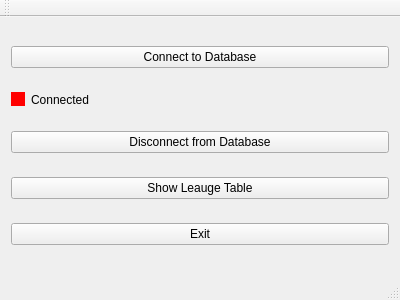
Above: mainwindow.ui from palucki/leauge-explorer before the change. Below: the same form after it.
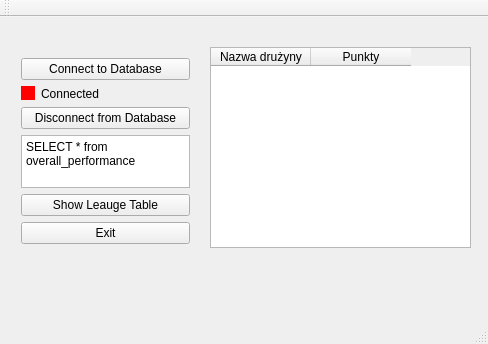
That is the form after the change.

Commit message: Results are now visible in table, refactored

Patch:
```diff
--- a/mainwindow.ui
+++ b/mainwindow.ui
@@ -6,14 +6,23 @@
    <rect>
     <x>0</x>
     <y>0</y>
-    <width>400</width>
-    <height>300</height>
+    <width>488</width>
+    <height>344</height>
    </rect>
   </property>
   <property name="windowTitle">
    <string>MainWindow</string>
   </property>
   <widget class="QWidget" name="centralWidget">
+   <widget class="QWidget" name="verticalLayoutWidget">
+    <property name="geometry">
+     <rect>
+      <x>10</x>
+      <y>30</y>
+      <width>191</width>
+      <height>208</height>
+     </rect>
+    </property>
    <layout class="QVBoxLayout" name="verticalLayout">
     <item>
      <widget class="QPushButton" name="connectButton">
@@ -59,6 +68,13 @@
       </property>
      </widget>
     </item>
+     <item>
+      <widget class="QPlainTextEdit" name="queryEditor">
+       <property name="plainText">
+        <string>SELECT * from overall_performance</string>
+       </property>
+      </widget>
+     </item>
     <item>
      <widget class="QPushButton" name="showLeaugeTableButton">
       <property name="text">
@@ -78,6 +94,27 @@
     </item>
    </layout>
   </widget>
+   <widget class="QTableWidget" name="resultTable">
+    <property name="geometry">
+     <rect>
+      <x>210</x>
+      <y>30</y>
+      <width>261</width>
+      <height>201</height>
+     </rect>
+    </property>
+    <column>
+     <property name="text">
+      <string>Nazwa drużyny</string>
+     </property>
+    </column>
+    <column>
+     <property name="text">
+      <string>Punkty</string>
+     </property>
+    </column>
+   </widget>
+  </widget>
   <widget class="QMenuBar" name="menuBar">
    <property name="geometry">
     <rect>
```
Left out of the diff: 2 changed lines with no effect on the pictures. Lines whose indentation alone changed are shown as unchanged. The commit also changes 5 other files.
